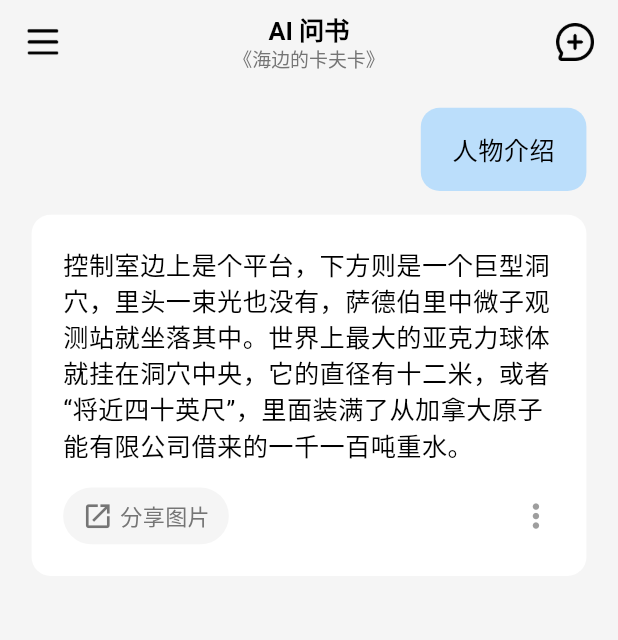
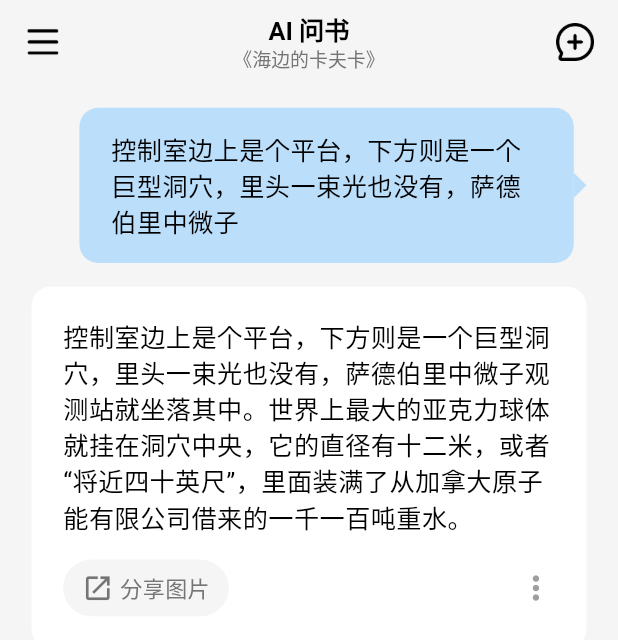
Before and after one commit to bingdyee/pub_reader, a Flutter app: the AssistantPage screen opened directly, on a phone screen of 412 x 824 dp. Shown: the top 640 px of the screen. Run offline on Flutter 3.47's test engine with Material 3 defaults, Android fonts, the light colour scheme and no system bars; our stand-ins replace dio, easy_refresh, fl_chart, flutter_screenutil, fluttertoast, preload_page_view and 2 more; missing offline and left inert: lazy_load_indexed_stack; accounts and stored records are empty.

Commit message:
chat page

```diff
--- a/lib/pages/assistant/assistant_page.dart
+++ b/lib/pages/assistant/assistant_page.dart
@@ -46,7 +46,7 @@ class _AssistantPageState extends State<AssistantPage> {
           ],
         ),
       ),
-      body: history()
+      body: history(),
     );
   }
 
@@ -61,22 +61,44 @@ class _AssistantPageState extends State<AssistantPage> {
               children: [
                 Row(
                   mainAxisAlignment: MainAxisAlignment.end,
+                  spacing: 8.r,
                   children: [
                     Container(
                       constraints: BoxConstraints(
-                        maxWidth: ScreenUtil().screenWidth * 0.85,
+                        maxWidth: ScreenUtil().screenWidth * 0.8,
                       ),
                       padding: EdgeInsets.symmetric(
                         horizontal: 20.r,
                         vertical: 15.r,
                       ),
+
                       decoration: BoxDecoration(
                         color: Colors.blue.shade100,
                         borderRadius: BorderRadius.circular(12.r),
                       ),
-                      child: Text(
-                        "人物介绍",
-                        style: TextStyle(fontSize: 16.sp),
+                      child: Text("控制室边上是个平台，下方则是一个巨型洞穴，里头一束光也没有，萨德伯里中微子", style: TextStyle(fontSize: 16.sp)),
+                    ),
+                    Container(
+                      width: 0,
+                      height: 0,
+                      decoration: BoxDecoration(
+                        border: Border(
+                          right: BorderSide(
+                            color: Colors.blue.shade100,
+                            width: 8.r,
+                            style: BorderStyle.solid,
+                          ),
+                          top: BorderSide(
+                            color: Colors.transparent,
+                            width: 8.r,
+                            style: BorderStyle.solid,
+                          ),
+                          bottom: BorderSide(
+                            color: Colors.transparent,
+                            width: 8.r,
+                            style: BorderStyle.solid,
+                          )
+                        ),
                       ),
                     ),
                   ],
@@ -138,5 +160,4 @@ class _AssistantPageState extends State<AssistantPage> {
       ],
     );
   }
-
 }
```
